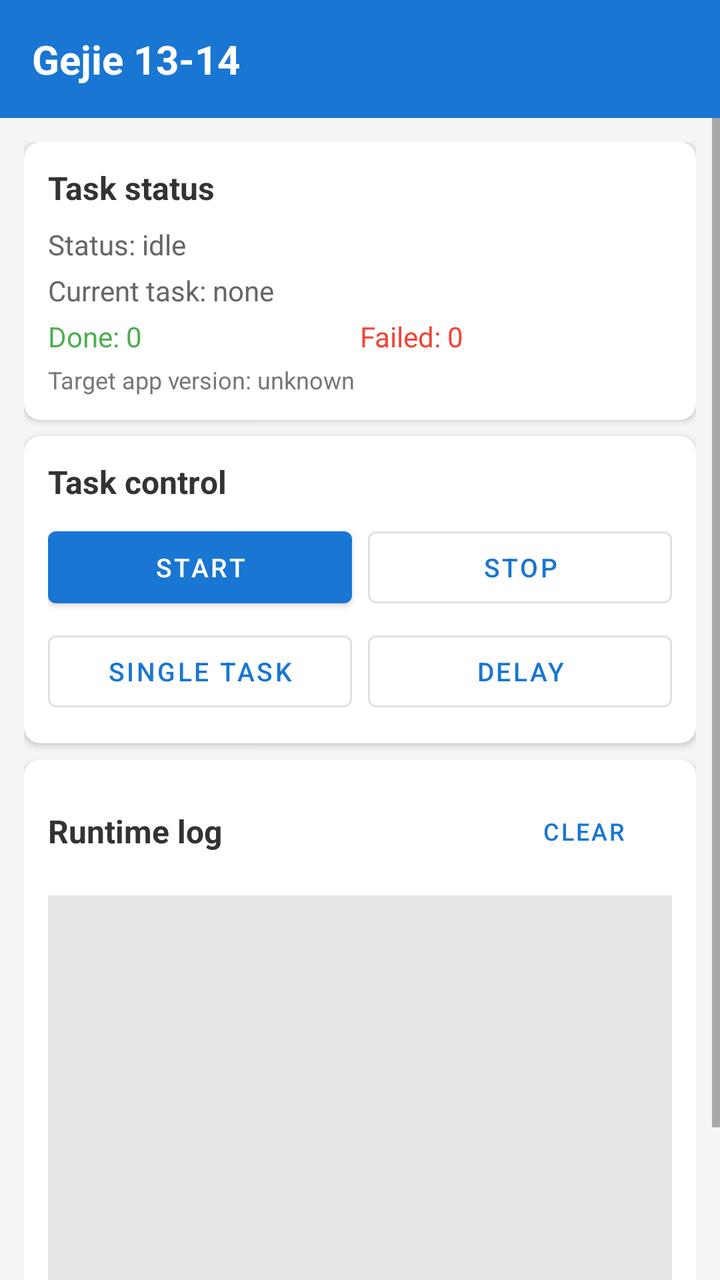
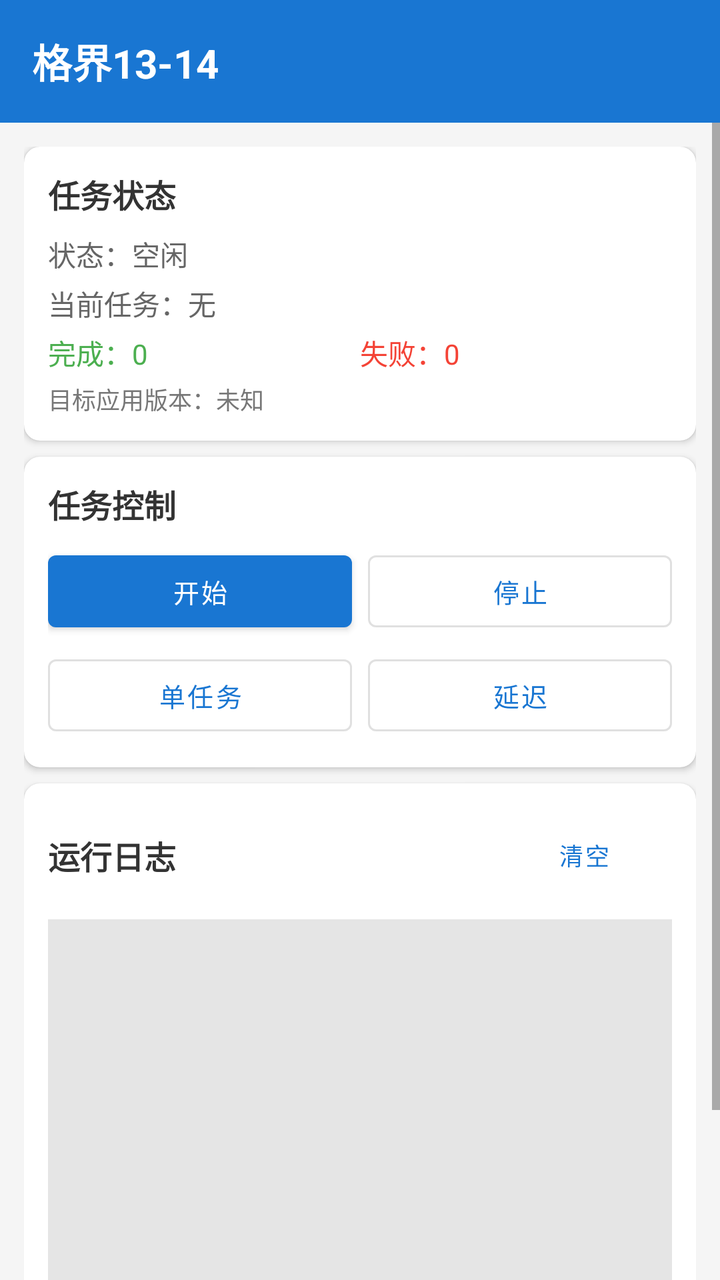

Two renders of the same Android screen: before a commit and after it. Below are the layout's source before the change and the commit's diff.
<!-- AndroidManifest.xml: application theme Theme.TaskHelper -->
<!-- res/layout/activity_main.xml -->
<?xml version="1.0" encoding="utf-8"?>
<LinearLayout xmlns:android="http://schemas.android.com/apk/res/android"
    xmlns:app="http://schemas.android.com/apk/res-auto"
    android:layout_width="match_parent"
    android:layout_height="match_parent"
    android:background="#F5F5F5"
    android:orientation="vertical">

    <LinearLayout
        android:layout_width="match_parent"
        android:layout_height="wrap_content"
        android:background="#1976D2"
        android:gravity="center_vertical"
        android:orientation="horizontal"
        android:padding="16dp">

        <TextView
            android:layout_width="0dp"
            android:layout_height="wrap_content"
            android:layout_weight="1"
            android:text="Gejie 13-14"
            android:textColor="#FFFFFF"
            android:textSize="20sp"
            android:textStyle="bold" />

        <TextView
            android:id="@+id/tv_username"
            android:layout_width="wrap_content"
            android:layout_height="wrap_content"
            android:textColor="#FFFFFF"
            android:textSize="14sp" />
    </LinearLayout>

    <ScrollView
        android:layout_width="match_parent"
        android:layout_height="0dp"
        android:layout_weight="1">

        <LinearLayout
            android:layout_width="match_parent"
            android:layout_height="wrap_content"
            android:orientation="vertical"
            android:padding="12dp">

            <androidx.cardview.widget.CardView
                android:layout_width="match_parent"
                android:layout_height="wrap_content"
                android:layout_marginBottom="8dp"
                app:cardCornerRadius="8dp"
                app:cardElevation="2dp">

                <LinearLayout
                    android:layout_width="match_parent"
                    android:layout_height="wrap_content"
                    android:orientation="vertical"
                    android:padding="12dp">

                    <TextView
                        android:layout_width="wrap_content"
                        android:layout_height="wrap_content"
                        android:layout_marginBottom="8dp"
                        android:text="Task status"
                        android:textColor="#333333"
                        android:textSize="16sp"
                        android:textStyle="bold" />

                    <TextView
                        android:id="@+id/tv_status"
                        android:layout_width="match_parent"
                        android:layout_height="wrap_content"
                        android:text="Status: idle"
                        android:textColor="#666666"
                        android:textSize="14sp" />

                    <TextView
                        android:id="@+id/tv_current_task"
                        android:layout_width="match_parent"
                        android:layout_height="wrap_content"
                        android:layout_marginTop="4dp"
                        android:text="Current task: none"
                        android:textColor="#666666"
                        android:textSize="14sp" />

                    <LinearLayout
                        android:layout_width="match_parent"
                        android:layout_height="wrap_content"
                        android:layout_marginTop="4dp"
                        android:orientation="horizontal">

                        <TextView
                            android:id="@+id/tv_completed_count"
                            android:layout_width="0dp"
                            android:layout_height="wrap_content"
                            android:layout_weight="1"
                            android:text="Done: 0"
                            android:textColor="#4CAF50"
                            android:textSize="14sp" />

                        <TextView
                            android:id="@+id/tv_failed_count"
                            android:layout_width="0dp"
                            android:layout_height="wrap_content"
                            android:layout_weight="1"
                            android:text="Failed: 0"
                            android:textColor="#F44336"
                            android:textSize="14sp" />
                    </LinearLayout>

                    <TextView
                        android:id="@+id/tv_target_version"
                        android:layout_width="match_parent"
                        android:layout_height="wrap_content"
                        android:layout_marginTop="4dp"
                        android:text="Target app version: unknown"
                        android:textColor="#777777"
                        android:textSize="12sp" />
                </LinearLayout>
            </androidx.cardview.widget.CardView>

            <androidx.cardview.widget.CardView
                android:layout_width="match_parent"
                android:layout_height="wrap_content"
                android:layout_marginBottom="8dp"
                app:cardCornerRadius="8dp"
                app:cardElevation="2dp">

                <LinearLayout
                    android:layout_width="match_parent"
                    android:layout_height="wrap_content"
                    android:orientation="vertical"
                    android:padding="12dp">

                    <TextView
                        android:layout_width="wrap_content"
                        android:layout_height="wrap_content"
                        android:layout_marginBottom="8dp"
                        android:text="Task control"
                        android:textColor="#333333"
                        android:textSize="16sp"
                        android:textStyle="bold" />

                    <LinearLayout
                        android:layout_width="match_parent"
                        android:layout_height="wrap_content"
                        android:orientation="horizontal">

                        <com.google.android.material.button.MaterialButton
                            android:id="@+id/btn_start_auto"
                            android:layout_width="0dp"
                            android:layout_height="wrap_content"
                            android:layout_marginEnd="4dp"
                            android:layout_weight="1"
                            android:text="Start"
                            android:textSize="13sp" />

                        <com.google.android.material.button.MaterialButton
                            android:id="@+id/btn_stop_auto"
                            style="@style/Widget.MaterialComponents.Button.OutlinedButton"
                            android:layout_width="0dp"
                            android:layout_height="wrap_content"
                            android:layout_marginStart="4dp"
                            android:layout_weight="1"
                            android:text="Stop"
                            android:textSize="13sp" />
                    </LinearLayout>

                    <LinearLayout
                        android:layout_width="match_parent"
                        android:layout_height="wrap_content"
                        android:layout_marginTop="4dp"
                        android:orientation="horizontal">

                        <com.google.android.material.button.MaterialButton
                            android:id="@+id/btn_single_task"
                            style="@style/Widget.MaterialComponents.Button.OutlinedButton"
                            android:layout_width="0dp"
                            android:layout_height="wrap_content"
                            android:layout_marginEnd="4dp"
                            android:layout_weight="1"
                            android:text="Single task"
                            android:textSize="13sp" />

                        <com.google.android.material.button.MaterialButton
                            android:id="@+id/btn_test_api"
                            style="@style/Widget.MaterialComponents.Button.OutlinedButton"
                            android:layout_width="0dp"
                            android:layout_height="wrap_content"
                            android:layout_marginStart="4dp"
                            android:layout_weight="1"
                            android:text="Delay"
                            android:textSize="13sp" />
                    </LinearLayout>
                </LinearLayout>
            </androidx.cardview.widget.CardView>

            <androidx.cardview.widget.CardView
                android:layout_width="match_parent"
                android:layout_height="wrap_content"
                android:layout_marginBottom="8dp"
                app:cardCornerRadius="8dp"
                app:cardElevation="2dp">

                <LinearLayout
                    android:layout_width="match_parent"
                    android:layout_height="wrap_content"
                    android:orientation="vertical"
                    android:padding="12dp">

                    <LinearLayout
                        android:layout_width="match_parent"
                        android:layout_height="wrap_content"
                        android:layout_marginBottom="8dp"
                        android:gravity="center_vertical"
                        android:orientation="horizontal">

                        <TextView
                            android:layout_width="0dp"
                            android:layout_height="wrap_content"
                            android:layout_weight="1"
                            android:text="Runtime log"
                            android:textColor="#333333"
                            android:textSize="16sp"
                            android:textStyle="bold" />

                        <com.google.android.material.button.MaterialButton
                            android:id="@+id/btn_clear_log"
                            style="@style/Widget.MaterialComponents.Button.TextButton"
                            android:layout_width="wrap_content"
                            android:layout_height="wrap_content"
                            android:text="Clear"
                            android:textSize="12sp" />
                    </LinearLayout>

                    <ScrollView
                        android:id="@+id/scroll_logs"
                        android:layout_width="match_parent"
                        android:layout_height="200dp"
                        android:background="#1A000000"
                        android:padding="8dp">

                        <TextView
                            android:id="@+id/tv_logs"
                            android:layout_width="match_parent"
                            android:layout_height="wrap_content"
                            android:fontFamily="monospace"
                            android:textColor="#333333"
                            android:textSize="11sp" />
                    </ScrollView>
                </LinearLayout>
            </androidx.cardview.widget.CardView>

            <com.google.android.material.button.MaterialButton
                android:id="@+id/btn_logout"
                style="@style/Widget.MaterialComponents.Button.TextButton"
                android:layout_width="match_parent"
                android:layout_height="wrap_content"
                android:text="Logout"
                android:textColor="#F44336"
                android:textSize="14sp" />

        </LinearLayout>
    </ScrollView>
</LinearLayout>
<!-- resources referenced by this layout -->
<resources>
  <style name="Theme.TaskHelper" parent="Theme.MaterialComponents.Light.NoActionBar">
          <item name="colorPrimary">#1976D2</item>
          <item name="colorPrimaryVariant">#1565C0</item>
          <item name="colorOnPrimary">#FFFFFF</item>
          <item name="colorSecondary">#26A69A</item>
          <item name="colorSecondaryVariant">#00897B</item>
          <item name="colorOnSecondary">#FFFFFF</item>
          <item name="android:statusBarColor">#1565C0</item>
      </style>
</resources>

<!-- the commit's change to res/layout/activity_main.xml (unified diff, before → after) -->
@@ -18,7 +18,7 @@
             android:layout_width="0dp"
             android:layout_height="wrap_content"
             android:layout_weight="1"
-            android:text="Gejie 13-14"
+            android:text="格界13-14"
             android:textColor="#FFFFFF"
             android:textSize="20sp"
             android:textStyle="bold" />
@@ -59,7 +59,7 @@
                         android:layout_width="wrap_content"
                         android:layout_height="wrap_content"
                         android:layout_marginBottom="8dp"
-                        android:text="Task status"
+                        android:text="任务状态"
                         android:textColor="#333333"
                         android:textSize="16sp"
                         android:textStyle="bold" />
@@ -68,7 +68,7 @@
                         android:id="@+id/tv_status"
                         android:layout_width="match_parent"
                         android:layout_height="wrap_content"
-                        android:text="Status: idle"
+                        android:text="状态：空闲"
                         android:textColor="#666666"
                         android:textSize="14sp" />
 
@@ -77,7 +77,7 @@
                         android:layout_width="match_parent"
                         android:layout_height="wrap_content"
                         android:layout_marginTop="4dp"
-                        android:text="Current task: none"
+                        android:text="当前任务：无"
                         android:textColor="#666666"
                         android:textSize="14sp" />
 
@@ -92,7 +92,7 @@
                             android:layout_width="0dp"
                             android:layout_height="wrap_content"
                             android:layout_weight="1"
-                            android:text="Done: 0"
+                            android:text="完成：0"
                             android:textColor="#4CAF50"
                             android:textSize="14sp" />
 
@@ -101,7 +101,7 @@
                             android:layout_width="0dp"
                             android:layout_height="wrap_content"
                             android:layout_weight="1"
-                            android:text="Failed: 0"
+                            android:text="失败：0"
                             android:textColor="#F44336"
                             android:textSize="14sp" />
                     </LinearLayout>
@@ -111,7 +111,7 @@
                         android:layout_width="match_parent"
                         android:layout_height="wrap_content"
                         android:layout_marginTop="4dp"
-                        android:text="Target app version: unknown"
+                        android:text="目标应用版本：未知"
                         android:textColor="#777777"
                         android:textSize="12sp" />
                 </LinearLayout>
@@ -134,7 +134,7 @@
                         android:layout_width="wrap_content"
                         android:layout_height="wrap_content"
                         android:layout_marginBottom="8dp"
-                        android:text="Task control"
+                        android:text="任务控制"
                         android:textColor="#333333"
                         android:textSize="16sp"
                         android:textStyle="bold" />
@@ -150,7 +150,7 @@
                             android:layout_height="wrap_content"
                             android:layout_marginEnd="4dp"
                             android:layout_weight="1"
-                            android:text="Start"
+                            android:text="开始"
                             android:textSize="13sp" />
 
                         <com.google.android.material.button.MaterialButton
@@ -160,7 +160,7 @@
                             android:layout_height="wrap_content"
                             android:layout_marginStart="4dp"
                             android:layout_weight="1"
-                            android:text="Stop"
+                            android:text="停止"
                             android:textSize="13sp" />
                     </LinearLayout>
 
@@ -177,7 +177,7 @@
                             android:layout_height="wrap_content"
                             android:layout_marginEnd="4dp"
                             android:layout_weight="1"
-                            android:text="Single task"
+                            android:text="单任务"
                             android:textSize="13sp" />
 
                         <com.google.android.material.button.MaterialButton
@@ -187,7 +187,7 @@
                             android:layout_height="wrap_content"
                             android:layout_marginStart="4dp"
                             android:layout_weight="1"
-                            android:text="Delay"
+                            android:text="延迟"
                             android:textSize="13sp" />
                     </LinearLayout>
                 </LinearLayout>
@@ -217,7 +217,7 @@
                             android:layout_width="0dp"
                             android:layout_height="wrap_content"
                             android:layout_weight="1"
-                            android:text="Runtime log"
+                            android:text="运行日志"
                             android:textColor="#333333"
                             android:textSize="16sp"
                             android:textStyle="bold" />
@@ -227,7 +227,7 @@
                             style="@style/Widget.MaterialComponents.Button.TextButton"
                             android:layout_width="wrap_content"
                             android:layout_height="wrap_content"
-                            android:text="Clear"
+                            android:text="清空"
                             android:textSize="12sp" />
                     </LinearLayout>
 
@@ -254,7 +254,7 @@
                 style="@style/Widget.MaterialComponents.Button.TextButton"
                 android:layout_width="match_parent"
                 android:layout_height="wrap_content"
-                android:text="Logout"
+                android:text="退出登录"
                 android:textColor="#F44336"
                 android:textSize="14sp" />
 
